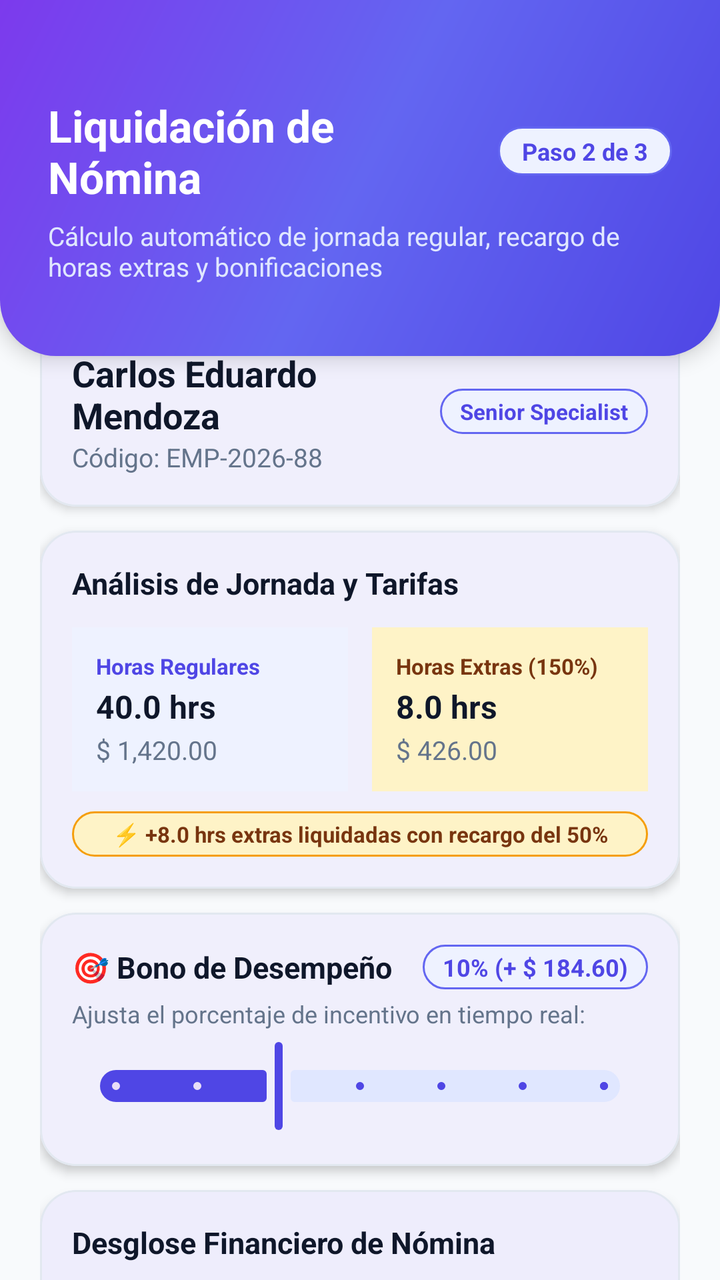
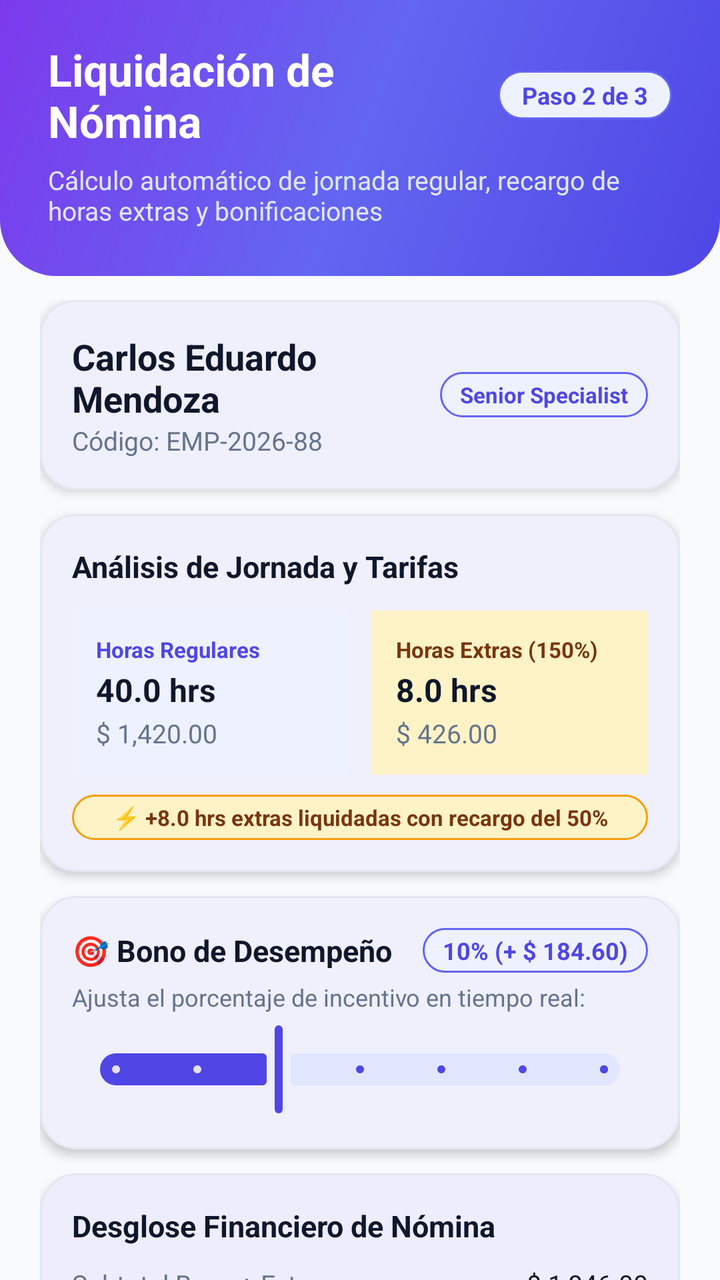

Screens rendered from an Android XML layout before and after an edit, with the pre-edit source and the edit as a unified diff.
<!-- AndroidManifest.xml: application theme Theme.Act1Sem3AppsMov -->
<!-- res/layout/activity_payroll_detail.xml -->
<?xml version="1.0" encoding="utf-8"?>
<androidx.coordinatorlayout.widget.CoordinatorLayout xmlns:android="http://schemas.android.com/apk/res/android"
    xmlns:app="http://schemas.android.com/apk/res-auto"
    xmlns:tools="http://schemas.android.com/tools"
    android:layout_width="match_parent"
    android:layout_height="match_parent"
    android:background="@color/background_light"
    tools:context=".PayrollDetailActivity">

    <androidx.core.widget.NestedScrollView
        android:layout_width="match_parent"
        android:layout_height="match_parent"
        android:fillViewport="true">

        <LinearLayout
            android:layout_width="match_parent"
            android:layout_height="wrap_content"
            android:orientation="vertical">

            
            <LinearLayout
                android:layout_width="match_parent"
                android:layout_height="wrap_content"
                android:background="@drawable/bg_gradient_header"
                android:elevation="6dp"
                android:orientation="vertical"
                android:paddingHorizontal="24dp"
                android:paddingTop="48dp"
                android:paddingBottom="36dp">

                <LinearLayout
                    android:layout_width="match_parent"
                    android:layout_height="wrap_content"
                    android:gravity="center_vertical"
                    android:orientation="horizontal">

                    <TextView
                        android:layout_width="0dp"
                        android:layout_height="wrap_content"
                        android:layout_weight="1"
                        android:text="Liquidación de Nómina"
                        android:textColor="@color/white"
                        android:textSize="22sp"
                        android:textStyle="bold" />

                    <TextView
                        android:layout_width="wrap_content"
                        android:layout_height="wrap_content"
                        android:background="@drawable/bg_pill_badge"
                        android:paddingHorizontal="12dp"
                        android:paddingVertical="4dp"
                        android:text="Paso 2 de 3"
                        android:textColor="@color/primary"
                        android:textSize="12sp"
                        android:textStyle="bold" />
                </LinearLayout>

                <TextView
                    android:layout_width="wrap_content"
                    android:layout_height="wrap_content"
                    android:layout_marginTop="6dp"
                    android:text="Cálculo automático de jornada regular, recargo de horas extras y bonificaciones"
                    android:textColor="#E0E7FF"
                    android:textSize="13sp" />
            </LinearLayout>

            
            <LinearLayout
                android:layout_width="match_parent"
                android:layout_height="wrap_content"
                android:layout_marginTop="-20dp"
                android:orientation="vertical"
                android:paddingHorizontal="20dp"
                android:paddingBottom="24dp">

                
                <com.google.android.material.card.MaterialCardView
                    style="@style/CardModern"
                    android:layout_width="match_parent"
                    android:layout_height="wrap_content"
                    android:layout_marginBottom="12dp"
                    app:cardElevation="3dp">

                    <LinearLayout
                        android:layout_width="match_parent"
                        android:layout_height="wrap_content"
                        android:orientation="vertical"
                        android:padding="16dp">

                        <LinearLayout
                            android:layout_width="match_parent"
                            android:layout_height="wrap_content"
                            android:gravity="center_vertical"
                            android:orientation="horizontal">

                            <LinearLayout
                                android:layout_width="0dp"
                                android:layout_height="wrap_content"
                                android:layout_weight="1"
                                android:orientation="vertical">

                                <TextView
                                    android:id="@+id/tvFullName"
                                    android:layout_width="wrap_content"
                                    android:layout_height="wrap_content"
                                    android:text="Carlos Eduardo Mendoza"
                                    android:textColor="@color/text_primary"
                                    android:textSize="18sp"
                                    android:textStyle="bold" />

                                <TextView
                                    android:id="@+id/tvEmployeeCode"
                                    android:layout_width="wrap_content"
                                    android:layout_height="wrap_content"
                                    android:text="Código: EMP-2026-88"
                                    android:textColor="@color/text_secondary"
                                    android:textSize="13sp" />
                            </LinearLayout>

                            
                            <TextView
                                android:id="@+id/tvEmployeeRank"
                                android:layout_width="wrap_content"
                                android:layout_height="wrap_content"
                                android:background="@drawable/bg_pill_badge"
                                android:paddingHorizontal="10dp"
                                android:paddingVertical="4dp"
                                android:text="Senior Specialist"
                                android:textColor="@color/primary"
                                android:textSize="11sp"
                                android:textStyle="bold" />
                        </LinearLayout>
                    </LinearLayout>
                </com.google.android.material.card.MaterialCardView>

                
                <com.google.android.material.card.MaterialCardView
                    style="@style/CardModern"
                    android:layout_width="match_parent"
                    android:layout_height="wrap_content"
                    android:layout_marginBottom="12dp"
                    app:cardElevation="3dp">

                    <LinearLayout
                        android:layout_width="match_parent"
                        android:layout_height="wrap_content"
                        android:orientation="vertical"
                        android:padding="16dp">

                        <TextView
                            android:layout_width="wrap_content"
                            android:layout_height="wrap_content"
                            android:text="Análisis de Jornada y Tarifas"
                            android:textColor="@color/text_primary"
                            android:textSize="15sp"
                            android:textStyle="bold" />

                        <LinearLayout
                            android:layout_width="match_parent"
                            android:layout_height="wrap_content"
                            android:layout_marginTop="12dp"
                            android:baselineAligned="false"
                            android:orientation="horizontal">

                            
                            <LinearLayout
                                android:layout_width="0dp"
                                android:layout_height="wrap_content"
                                android:layout_marginEnd="6dp"
                                android:layout_weight="1"
                                android:background="@color/primary_light"
                                android:orientation="vertical"
                                android:padding="12dp">

                                <TextView
                                    android:layout_width="wrap_content"
                                    android:layout_height="wrap_content"
                                    android:text="Horas Regulares"
                                    android:textColor="@color/primary"
                                    android:textSize="11sp"
                                    android:textStyle="bold" />

                                <TextView
                                    android:id="@+id/tvRegularHours"
                                    android:layout_width="wrap_content"
                                    android:layout_height="wrap_content"
                                    android:layout_marginTop="2dp"
                                    android:text="40.0 hrs"
                                    android:textColor="@color/text_primary"
                                    android:textSize="16sp"
                                    android:textStyle="bold" />

                                <TextView
                                    android:id="@+id/tvRegularPay"
                                    android:layout_width="wrap_content"
                                    android:layout_height="wrap_content"
                                    android:layout_marginTop="2dp"
                                    android:text="$ 1,420.00"
                                    android:textColor="@color/text_secondary"
                                    android:textSize="13sp" />
                            </LinearLayout>

                            
                            <LinearLayout
                                android:layout_width="0dp"
                                android:layout_height="wrap_content"
                                android:layout_marginStart="6dp"
                                android:layout_weight="1"
                                android:background="@color/accent_amber_light"
                                android:orientation="vertical"
                                android:padding="12dp">

                                <TextView
                                    android:layout_width="wrap_content"
                                    android:layout_height="wrap_content"
                                    android:text="Horas Extras (150%)"
                                    android:textColor="@color/on_accent_amber"
                                    android:textSize="11sp"
                                    android:textStyle="bold" />

                                <TextView
                                    android:id="@+id/tvOvertimeHours"
                                    android:layout_width="wrap_content"
                                    android:layout_height="wrap_content"
                                    android:layout_marginTop="2dp"
                                    android:text="8.0 hrs"
                                    android:textColor="@color/text_primary"
                                    android:textSize="16sp"
                                    android:textStyle="bold" />

                                <TextView
                                    android:id="@+id/tvOvertimePay"
                                    android:layout_width="wrap_content"
                                    android:layout_height="wrap_content"
                                    android:layout_marginTop="2dp"
                                    android:text="$ 426.00"
                                    android:textColor="@color/text_secondary"
                                    android:textSize="13sp" />
                            </LinearLayout>
                        </LinearLayout>

                        
                        <TextView
                            android:id="@+id/tvOvertimeAlert"
                            android:layout_width="match_parent"
                            android:layout_height="wrap_content"
                            android:layout_marginTop="10dp"
                            android:background="@drawable/bg_pill_badge_amber"
                            android:gravity="center"
                            android:paddingVertical="4dp"
                            android:text="⚡ +8.0 hrs extras liquidadas con recargo del 50%"
                            android:textColor="@color/on_accent_amber"
                            android:textSize="11sp"
                            android:textStyle="bold" />
                    </LinearLayout>
                </com.google.android.material.card.MaterialCardView>

                
                <com.google.android.material.card.MaterialCardView
                    style="@style/CardModern"
                    android:layout_width="match_parent"
                    android:layout_height="wrap_content"
                    android:layout_marginBottom="12dp"
                    app:cardElevation="3dp">

                    <LinearLayout
                        android:layout_width="match_parent"
                        android:layout_height="wrap_content"
                        android:orientation="vertical"
                        android:padding="16dp">

                        <LinearLayout
                            android:layout_width="match_parent"
                            android:layout_height="wrap_content"
                            android:gravity="center_vertical"
                            android:orientation="horizontal">

                            <TextView
                                android:layout_width="0dp"
                                android:layout_height="wrap_content"
                                android:layout_weight="1"
                                android:text="🎯 Bono de Desempeño"
                                android:textColor="@color/text_primary"
                                android:textSize="15sp"
                                android:textStyle="bold" />

                            <TextView
                                android:id="@+id/tvBonusPercentage"
                                android:layout_width="wrap_content"
                                android:layout_height="wrap_content"
                                android:background="@drawable/bg_pill_badge"
                                android:paddingHorizontal="10dp"
                                android:paddingVertical="3dp"
                                android:text="10% (+ $ 184.60)"
                                android:textColor="@color/primary"
                                android:textSize="12sp"
                                android:textStyle="bold" />
                        </LinearLayout>

                        <TextView
                            android:layout_width="wrap_content"
                            android:layout_height="wrap_content"
                            android:layout_marginTop="4dp"
                            android:text="Ajusta el porcentaje de incentivo en tiempo real:"
                            android:textColor="@color/text_secondary"
                            android:textSize="12sp" />

                        
                        <com.google.android.material.slider.Slider
                            android:id="@+id/sliderBonus"
                            android:layout_width="match_parent"
                            android:layout_height="wrap_content"
                            android:layout_marginTop="4dp"
                            android:stepSize="5"
                            android:value="10.0"
                            android:valueFrom="0.0"
                            android:valueTo="30.0"
                            app:thumbColor="@color/primary"
                            app:trackColorActive="@color/primary"
                            app:trackColorInactive="@color/primary_container" />
                    </LinearLayout>
                </com.google.android.material.card.MaterialCardView>

                
                <com.google.android.material.card.MaterialCardView
                    style="@style/CardModern"
                    android:layout_width="match_parent"
                    android:layout_height="wrap_content"
                    android:layout_marginBottom="16dp"
                    app:cardElevation="4dp">

                    <LinearLayout
                        android:layout_width="match_parent"
                        android:layout_height="wrap_content"
                        android:orientation="vertical"
                        android:padding="16dp">

                        <TextView
                            android:layout_width="wrap_content"
                            android:layout_height="wrap_content"
                            android:text="Desglose Financiero de Nómina"
                            android:textColor="@color/text_primary"
                            android:textSize="15sp"
                            android:textStyle="bold" />

                        
                        <LinearLayout
                            android:layout_width="match_parent"
                            android:layout_height="wrap_content"
                            android:layout_marginTop="10dp"
                            android:orientation="horizontal">

                            <TextView
                                android:layout_width="0dp"
                                android:layout_height="wrap_content"
                                android:layout_weight="1"
                                android:text="Subtotal Base + Extras"
                                android:textColor="@color/text_secondary"
                                android:textSize="13sp" />

                            <TextView
                                android:id="@+id/tvSubtotalPay"
                                android:layout_width="wrap_content"
                                android:layout_height="wrap_content"
                                android:text="$ 1,846.00"
                                android:textColor="@color/text_primary"
                                android:textSize="13sp" />
                        </LinearLayout>

                        
                        <LinearLayout
                            android:layout_width="match_parent"
                            android:layout_height="wrap_content"
                            android:layout_marginTop="6dp"
                            android:orientation="horizontal">

                            <TextView
                                android:id="@+id/tvBonusLabel"
                                android:layout_width="0dp"
                                android:layout_height="wrap_content"
                                android:layout_weight="1"
                                android:text="Bono por Desempeño (10%)"
                                android:textColor="@color/secondary"
                                android:textSize="13sp" />

                            <TextView
                                android:id="@+id/tvBonusAmount"
                                android:layout_width="wrap_content"
                                android:layout_height="wrap_content"
                                android:text="+$ 184.60"
                                android:textColor="@color/secondary"
                                android:textSize="13sp"
                                android:textStyle="bold" />
                        </LinearLayout>

                        
                        <LinearLayout
                            android:layout_width="match_parent"
                            android:layout_height="wrap_content"
                            android:layout_marginTop="6dp"
                            android:orientation="horizontal">

                            <TextView
                                android:layout_width="0dp"
                                android:layout_height="wrap_content"
                                android:layout_weight="1"
                                android:text="Salud / EsSalud (4%)"
                                android:textColor="@color/text_secondary"
                                android:textSize="12sp" />

                            <TextView
                                android:id="@+id/tvHealthDeduction"
                                android:layout_width="wrap_content"
                                android:layout_height="wrap_content"
                                android:text="-$ 81.23"
                                android:textColor="@color/danger"
                                android:textSize="12sp" />
                        </LinearLayout>

                        
                        <LinearLayout
                            android:layout_width="match_parent"
                            android:layout_height="wrap_content"
                            android:layout_marginTop="4dp"
                            android:orientation="horizontal">

                            <TextView
                                android:layout_width="0dp"
                                android:layout_height="wrap_content"
                                android:layout_weight="1"
                                android:text="Pensión / AFP-ONP (4%)"
                                android:textColor="@color/text_secondary"
                                android:textSize="12sp" />

                            <TextView
                                android:id="@+id/tvPensionDeduction"
                                android:layout_width="wrap_content"
                                android:layout_height="wrap_content"
                                android:text="-$ 81.23"
                                android:textColor="@color/danger"
                                android:textSize="12sp" />
                        </LinearLayout>

                        
                        <LinearLayout
                            android:layout_width="match_parent"
                            android:layout_height="wrap_content"
                            android:layout_marginTop="6dp"
                            android:orientation="horizontal">

                            <TextView
                                android:layout_width="0dp"
                                android:layout_height="wrap_content"
                                android:layout_weight="1"
                                android:text="Total Deducciones de Ley (8%)"
                                android:textColor="@color/danger"
                                android:textSize="13sp"
                                android:textStyle="bold" />

                            <TextView
                                android:id="@+id/tvTotalDeductions"
                                android:layout_width="wrap_content"
                                android:layout_height="wrap_content"
                                android:text="-$ 162.45"
                                android:textColor="@color/danger"
                                android:textSize="13sp"
                                android:textStyle="bold" />
                        </LinearLayout>

                        <View
                            android:layout_width="match_parent"
                            android:layout_height="1dp"
                            android:layout_marginVertical="12dp"
                            android:background="@color/border_subtle" />

                        
                        <LinearLayout
                            android:layout_width="match_parent"
                            android:layout_height="wrap_content"
                            android:gravity="center_vertical"
                            android:orientation="horizontal">

                            <LinearLayout
                                android:layout_width="0dp"
                                android:layout_height="wrap_content"
                                android:layout_weight="1"
                                android:orientation="vertical">

                                <TextView
                                    android:layout_width="wrap_content"
                                    android:layout_height="wrap_content"
                                    android:text="TOTAL NETO ESTIMADO"
                                    android:textColor="@color/text_secondary"
                                    android:textSize="11sp"
                                    android:textStyle="bold" />

                                <TextView
                                    android:layout_width="wrap_content"
                                    android:layout_height="wrap_content"
                                    android:text="A abonar a cuenta de nómina"
                                    android:textColor="@color/text_tertiary"
                                    android:textSize="11sp" />
                            </LinearLayout>

                            <TextView
                                android:id="@+id/tvNetPay"
                                android:layout_width="wrap_content"
                                android:layout_height="wrap_content"
                                android:text="$ 1,868.15"
                                android:textColor="@color/secondary"
                                android:textSize="22sp"
                                android:textStyle="bold" />
                        </LinearLayout>

                    </LinearLayout>
                </com.google.android.material.card.MaterialCardView>

                
                <LinearLayout
                    android:layout_width="match_parent"
                    android:layout_height="wrap_content"
                    android:orientation="vertical">

                    <com.google.android.material.button.MaterialButton
                        android:id="@+id/btnGenerateVoucher"
                        style="@style/ButtonRounded"
                        android:layout_width="match_parent"
                        android:layout_height="56dp"
                        android:text="Emitir Boleta Oficial  ➔"
                        android:textSize="15sp" />

                    <com.google.android.material.button.MaterialButton
                        android:id="@+id/btnBack"
                        style="@style/ButtonRounded.Outlined"
                        android:layout_width="match_parent"
                        android:layout_height="wrap_content"
                        android:layout_marginTop="8dp"
                        android:text="⬅ Modificar Datos (Paso 1)"
                        android:textColor="@color/text_secondary"
                        android:textSize="14sp" />
                </LinearLayout>

            </LinearLayout>
        </LinearLayout>
    </androidx.core.widget.NestedScrollView>

</androidx.coordinatorlayout.widget.CoordinatorLayout>
<!-- resources referenced by this layout -->
<resources>
  <color name="accent_amber_light">#FEF3C7</color>
  <color name="background_light">#F8FAFC</color>
  <color name="border_subtle">#E2E8F0</color>
  <color name="danger">#EF4444</color>
  <color name="on_accent_amber">#78350F</color>
  <color name="primary">#4F46E5</color>
  <color name="primary_container">#E0E7FF</color>
  <color name="primary_light">#EEF2FF</color>
  <color name="secondary">#10B981</color>
  <color name="text_primary">#0F172A</color>
  <color name="text_secondary">#64748B</color>
  <color name="text_tertiary">#94A3B8</color>
  <color name="white">#FFFFFFFF</color>
  <!-- drawable bg_gradient_header (drawable) -->
  <?xml version="1.0" encoding="utf-8"?>
  <shape xmlns:android="http://schemas.android.com/apk/res/android"
      android:shape="rectangle">
      <gradient
          android:angle="135"
          android:startColor="#4F46E5"
          android:centerColor="#6366F1"
          android:endColor="#7C3AED"
          android:type="linear" />
      <corners
          android:bottomLeftRadius="28dp"
          android:bottomRightRadius="28dp" />
  </shape>
  <!-- drawable bg_pill_badge (drawable) -->
  <?xml version="1.0" encoding="utf-8"?>
  <shape xmlns:android="http://schemas.android.com/apk/res/android"
      android:shape="rectangle">
      <solid android:color="@color/primary_light" />
      <stroke
          android:width="1dp"
          android:color="@color/border_focus" />
      <corners android:radius="50dp" />
  </shape>
  <!-- drawable bg_pill_badge_amber (drawable) -->
  <?xml version="1.0" encoding="utf-8"?>
  <shape xmlns:android="http://schemas.android.com/apk/res/android"
      android:shape="rectangle">
      <solid android:color="@color/accent_amber_light" />
      <stroke
          android:width="1dp"
          android:color="@color/accent_amber" />
      <corners android:radius="50dp" />
  </shape>
  <style name="ButtonRounded" parent="Widget.Material3.Button">
          <item name="cornerRadius">14dp</item>
          <item name="android:textStyle">bold</item>
      </style>
  <style name="ButtonRounded.Outlined" parent="Widget.Material3.Button.OutlinedButton">
          <item name="cornerRadius">14dp</item>
          <item name="android:textStyle">bold</item>
          <item name="strokeColor">@color/primary</item>
      </style>
  <style name="CardModern" parent="Widget.Material3.CardView.Elevated">
          <item name="cardCornerRadius">18dp</item>
          <item name="cardElevation">3dp</item>
          <item name="strokeColor">@color/border_subtle</item>
          <item name="strokeWidth">1dp</item>
          <item name="cardBackgroundColor">@color/surface_white</item>
      </style>
  <style name="Theme.Act1Sem3AppsMov" parent="Base.Theme.Act1Sem3AppsMov" />
  <color name="border_focus">#6366F1</color>
  <color name="accent_amber">#F59E0B</color>
  <color name="surface_white">#FFFFFF</color>
  <style name="Base.Theme.Act1Sem3AppsMov" parent="Theme.Material3.Light.NoActionBar">
          <item name="colorPrimary">@color/primary</item>
          <item name="colorOnPrimary">@color/on_primary</item>
          <item name="colorPrimaryContainer">@color/primary_container</item>
          <item name="colorSecondary">@color/secondary</item>
          <item name="colorOnSecondary">@color/on_secondary</item>
          <item name="colorTertiary">@color/accent_amber</item>
          <item name="android:colorBackground">@color/background_light</item>
          <item name="colorSurface">@color/surface_white</item>
          <item name="colorOnSurface">@color/text_primary</item>
          <item name="android:statusBarColor">@color/primary_dark</item>
          <item name="android:windowLightStatusBar" tools:targetApi="m">false</item>
      </style>
  <color name="on_primary">#FFFFFF</color>
  <color name="on_secondary">#FFFFFF</color>
  <color name="primary_dark">#3730A3</color>
</resources>

<!-- the commit's change to res/layout/activity_payroll_detail.xml (unified diff, before → after) -->
@@ -10,23 +10,26 @@
     <androidx.core.widget.NestedScrollView
         android:layout_width="match_parent"
         android:layout_height="match_parent"
+        android:clipToPadding="false"
         android:fillViewport="true">
 
         <LinearLayout
+            android:id="@+id/llDetailContent"
             android:layout_width="match_parent"
             android:layout_height="wrap_content"
-            android:orientation="vertical">
+            android:orientation="vertical"
+            android:paddingBottom="24dp">
 
             
             <LinearLayout
+                android:id="@+id/llHeader"
                 android:layout_width="match_parent"
                 android:layout_height="wrap_content"
                 android:background="@drawable/bg_gradient_header"
-                android:elevation="6dp"
                 android:orientation="vertical"
                 android:paddingHorizontal="24dp"
-                android:paddingTop="48dp"
-                android:paddingBottom="36dp">
+                android:paddingTop="20dp"
+                android:paddingBottom="24dp">
 
                 <LinearLayout
                     android:layout_width="match_parent"
@@ -68,7 +71,7 @@
             <LinearLayout
                 android:layout_width="match_parent"
                 android:layout_height="wrap_content"
-                android:layout_marginTop="-20dp"
+                android:layout_marginTop="12dp"
                 android:orientation="vertical"
                 android:paddingHorizontal="20dp"
                 android:paddingBottom="24dp">
